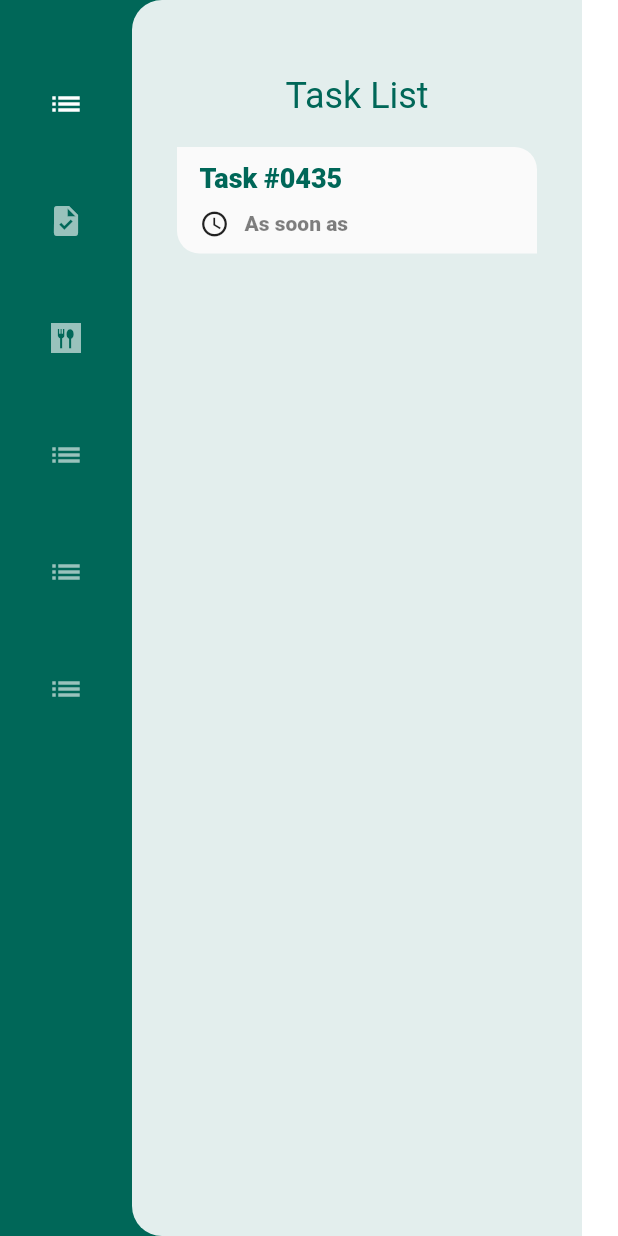
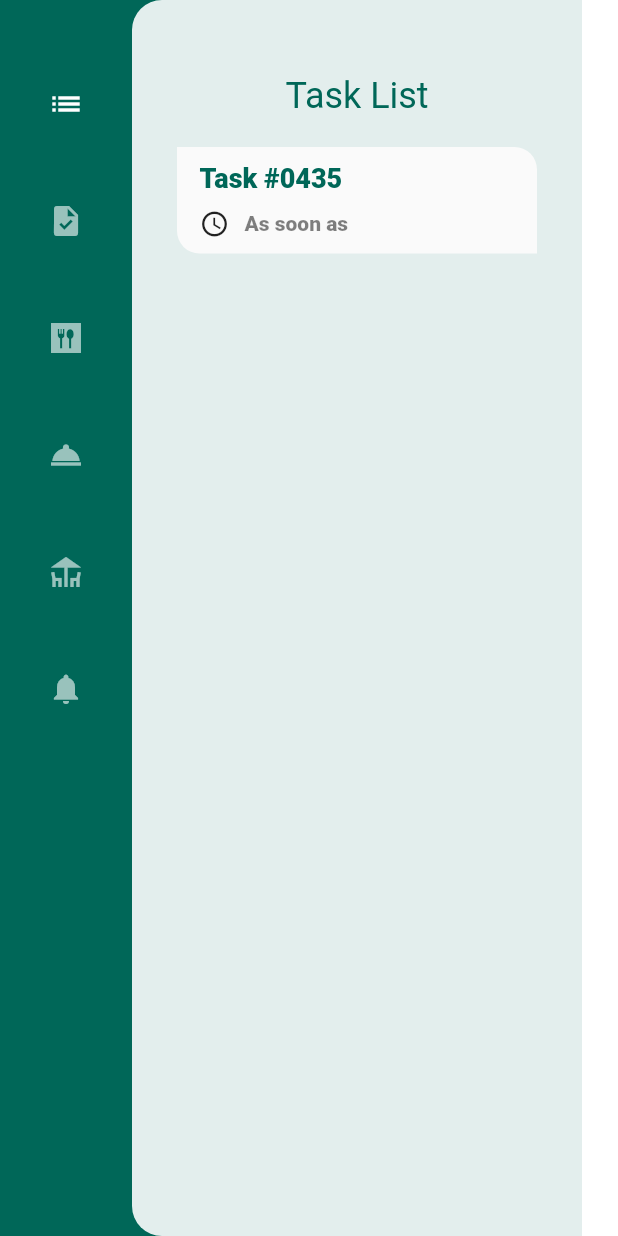
Before and after one commit to Shazad2737/restaurant_admin, a Flutter app: the screen it shows after launch, after a tap on the "list" icon, on a phone screen of 412 x 824 dp. Run offline on Flutter 3.47's test engine with Material 2 defaults, Android fonts, the phone set to English and light mode, and no system bars; our stand-ins replace google_fonts; missing offline and left inert: dart:html; network calls fail.

Commit message:
task list

```diff
--- a/lib/ui/screens/HomeScreen.dart
+++ b/lib/ui/screens/home_screen.dart
@@ -18,7 +18,7 @@ class _HomeScreenState extends State<HomeScreen>
   @override
   void initState() {
     tabController = TabController(
-      length: 5,
+      length: 6,
       vsync: this,
       initialIndex: 0, //change to the index of currently editing section
     );
@@ -57,23 +57,35 @@ class _HomeScreenState extends State<HomeScreen>
                   ),
                   CustomSectionButton(
                     iconData: Icons.dining_sharp,
-                    isSelected: false,
-                    onPressed: () {},
+                    isSelected: tabController.index == 2,
+                    onPressed: () {
+                      tabController.animateTo(2);
+                      setState(() {});
+                    },
                   ),
                   CustomSectionButton(
-                    iconData: Icons.list,
-                    isSelected: false,
-                    onPressed: () {},
+                    iconData: Icons.room_service,
+                    isSelected: tabController.index == 3,
+                    onPressed: () {
+                      tabController.animateTo(3);
+                      setState(() {});
+                    },
                   ),
                   CustomSectionButton(
-                    iconData: Icons.list,
-                    isSelected: false,
-                    onPressed: () {},
+                    iconData: Icons.deck,
+                    isSelected: tabController.index == 4,
+                    onPressed: () {
+                      tabController.animateTo(4);
+                      setState(() {});
+                    },
                   ),
                   CustomSectionButton(
-                    iconData: Icons.list,
-                    isSelected: false,
-                    onPressed: () {},
+                    iconData: Icons.notifications,
+                    isSelected: tabController.index == 5,
+                    onPressed: () {
+                      tabController.animateTo(5);
+                      setState(() {});
+                    },
                   ),
                 ],
               ),
@@ -84,7 +96,7 @@ class _HomeScreenState extends State<HomeScreen>
                 physics: const NeverScrollableScrollPhysics(),
                 children: [
                   TaskListSection(),
-                  OrderHistoryScreen(),
+                  OrderHistorySection(),
                   Container(
                     color: Colors.green,
                   ),
@@ -93,6 +105,9 @@ class _HomeScreenState extends State<HomeScreen>
                   ),
                   Container(
                     color: Colors.yellow,
+                  ),
+                  Container(
+                    color: Colors.blue,
                   ),
                 ],
               ),
--- a/lib/ui/screens/home_screen_sections/order_history_section.dart
+++ b/lib/ui/screens/home_screen_sections/order_history_section.dart
@@ -1,7 +1,7 @@
 import 'package:flutter/cupertino.dart';
 
-class OrderHistoryScreen extends StatelessWidget {
-  const OrderHistoryScreen({Key? key}) : super(key: key);
+class OrderHistorySection extends StatelessWidget {
+  const OrderHistorySection({Key? key}) : super(key: key);
 
   @override
   Widget build(BuildContext context) {
--- a/lib/ui/screens/home_screen_sections/task_list_section.dart
+++ b/lib/ui/screens/home_screen_sections/task_list_section.dart
@@ -170,8 +170,10 @@ class TaskListSection extends StatelessWidget {
                     ],
                   ),
                 ),
-
-                //
+                Padding(
+                  padding: const EdgeInsets.only(left: 20),
+                  child: FoodItem(),
+                ),
               ],
             ),
           ),
@@ -180,3 +182,57 @@ class TaskListSection extends StatelessWidget {
     );
   }
 }
+
+class FoodItem extends StatelessWidget {
+  const FoodItem({
+    Key? key,
+  }) : super(key: key);
+
+  @override
+  Widget build(BuildContext context) {
+    return Material(
+      elevation: 5,
+      child: Column(
+        children: [
+          Padding(
+            padding: const EdgeInsets.only(top: 8),
+            child: Row(
+              mainAxisAlignment: MainAxisAlignment.spaceBetween,
+              children: [
+                ClipRRect(
+                  borderRadius: BorderRadius.circular(10),
+                  child: Image.network(
+                    'https://media.cnn.com/api/v1/images/stellar/prod/220428140436-04-classic-american-hamburgers.jpg?c=original',
+                    height: 50,
+                    width: 50,
+                    fit: BoxFit.cover,
+                  ),
+                ),
+                Expanded(
+                  flex: 3,
+                  child: Text("Hamburger"),
+                ),
+                Expanded(
+                  child: Text("x3"),
+                ),
+                Expanded(
+                  flex: 3,
+                  child: Text("with cheese"),
+                ),
+                Expanded(
+                  flex: 2,
+                  child: Text("\$36.99"),
+                ),
+              ],
+            ),
+          ),
+          Divider(
+            height: 3,
+            thickness: 3,
+            color: Colors.black.withOpacity(0.25),
+          ),
+        ],
+      ),
+    );
+  }
+}
```
Also changed, not shown: lib/main.dart (+6 -1 lines), lib/ui/widgets/food_item.dart (added, +52 -0 lines).
